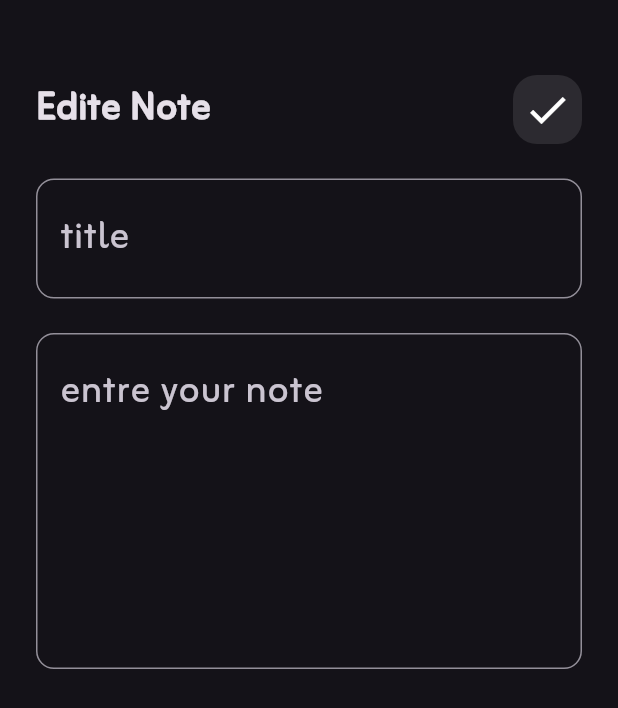
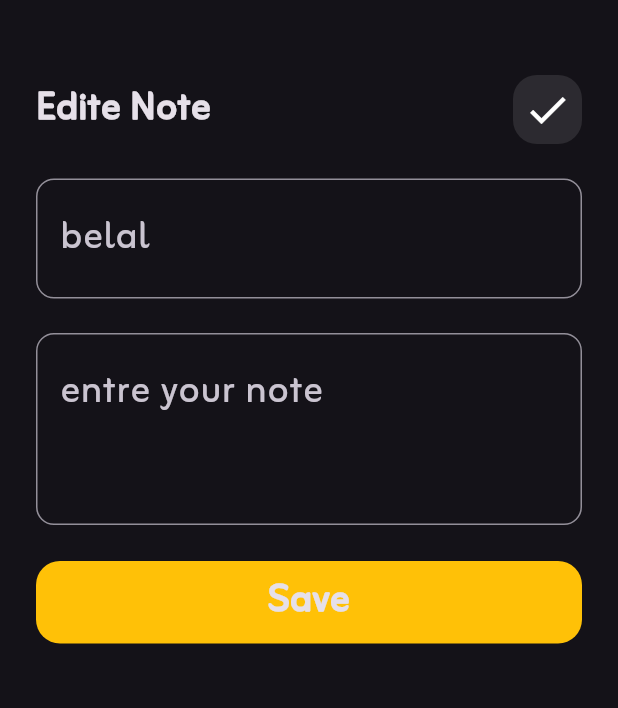
Before and after one commit to belal123456/myNotes, a Flutter app: the screen it shows after launch, after a tap on "belal", on a phone screen of 412 x 824 dp. Shown: the top 708 px of the screen. Run offline on Flutter 3.47's test engine with Material 3 defaults, Android fonts, the phone set to English and light mode, and no system bars; our stand-ins replace hive, hive_flutter; accounts and stored records are empty.

Commit message:
init hiv and open notes box

```diff
--- /dev/null
+++ b/lib/constants/constt.dart
@@ -0,0 +1 @@
+const notesBox = "notes_box";
--- a/lib/main.dart
+++ b/lib/main.dart
@@ -1,7 +1,11 @@
 import 'package:flutter/material.dart';
+import 'package:hive_flutter/hive_flutter.dart';
+import 'package:notes/constants/constt.dart';
 import 'package:notes/views/notes_view.dart';
 
-void main() {
+void main() async {
+  await Hive.initFlutter();
+  await Hive.openBox(notesBox);
   runApp(const MyNotes());
 }
 
--- a/lib/views/widgets/ModelbtnSheet.dart
+++ b/lib/views/widgets/ModelbtnSheet.dart
@@ -38,7 +38,9 @@ class BtnSheet extends StatelessWidget {
                 ),
               ),
             ),
-            const Sheetbtn(),
+            const Sheetbtn(
+              btnName: "Add",
+            ),
           ],
         ),
       ),
--- a/lib/views/widgets/editNoteBody.dart
+++ b/lib/views/widgets/editNoteBody.dart
@@ -1,5 +1,6 @@
 import 'package:flutter/material.dart';
 import 'package:notes/views/widgets/custom_app_bar.dart';
+import 'package:notes/views/widgets/sheetbtn.dart';
 
 class EditenoteviewBody extends StatelessWidget {
   const EditenoteviewBody({super.key});
@@ -22,7 +23,7 @@ class EditenoteviewBody extends StatelessWidget {
           ),
           TextField(
             decoration: InputDecoration(
-              hintText: "title ",
+              hintText: "belal ",
               hintStyle: const TextStyle(
                 fontSize: 32,
               ),
@@ -35,7 +36,7 @@ class EditenoteviewBody extends StatelessWidget {
             height: 23,
           ),
           TextField(
-            maxLines: 8,
+            maxLines: 4,
             decoration: InputDecoration(
               hintText: "entre your note  ",
               hintStyle: const TextStyle(
@@ -46,6 +47,9 @@ class EditenoteviewBody extends StatelessWidget {
               ),
             ),
           ),
+          const Sheetbtn(
+            btnName: "Save",
+          ),
         ],
       ),
     );
--- a/lib/views/widgets/sheetbtn.dart
+++ b/lib/views/widgets/sheetbtn.dart
@@ -1,7 +1,8 @@
 import 'package:flutter/material.dart';
 
 class Sheetbtn extends StatelessWidget {
-  const Sheetbtn({super.key});
+  const Sheetbtn({super.key, required this.btnName});
+  final String btnName;
 
   @override
   Widget build(BuildContext context) {
@@ -13,9 +14,9 @@ class Sheetbtn extends StatelessWidget {
         height: 55,
         decoration: BoxDecoration(
             color: Colors.amber, borderRadius: BorderRadius.circular(16)),
-        child: const Center(
+        child: Center(
           child: Text(
-            "Add",
+            btnName,
             style: TextStyle(fontSize: 32, fontWeight: FontWeight.bold),
           ),
         ),
```
